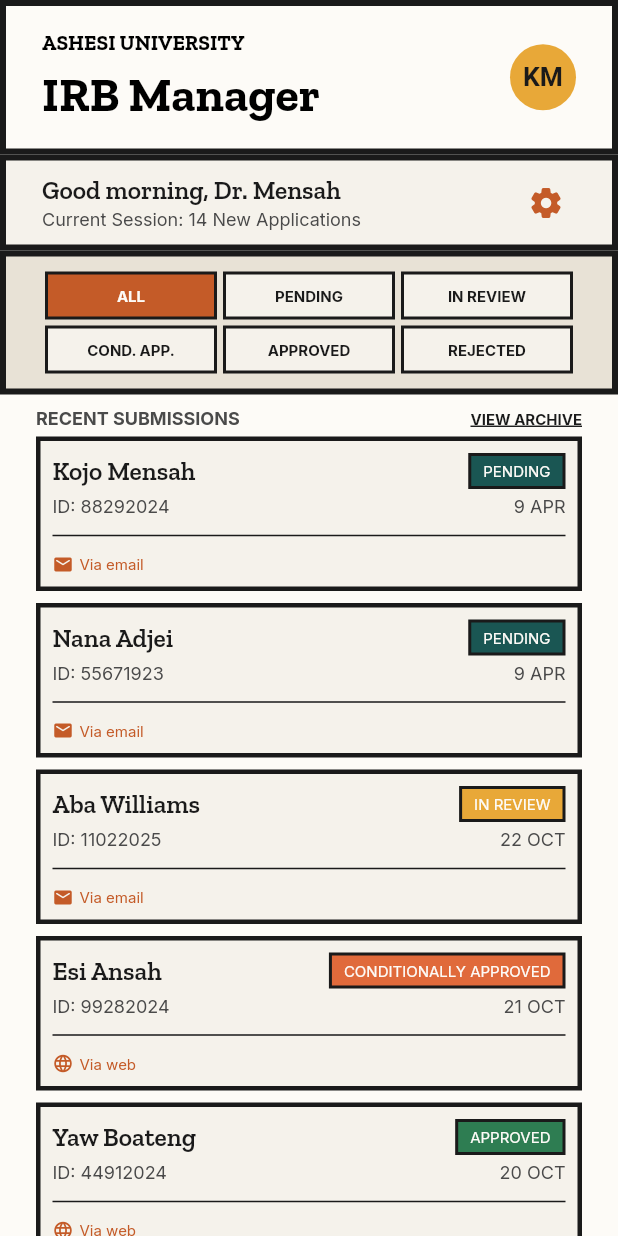
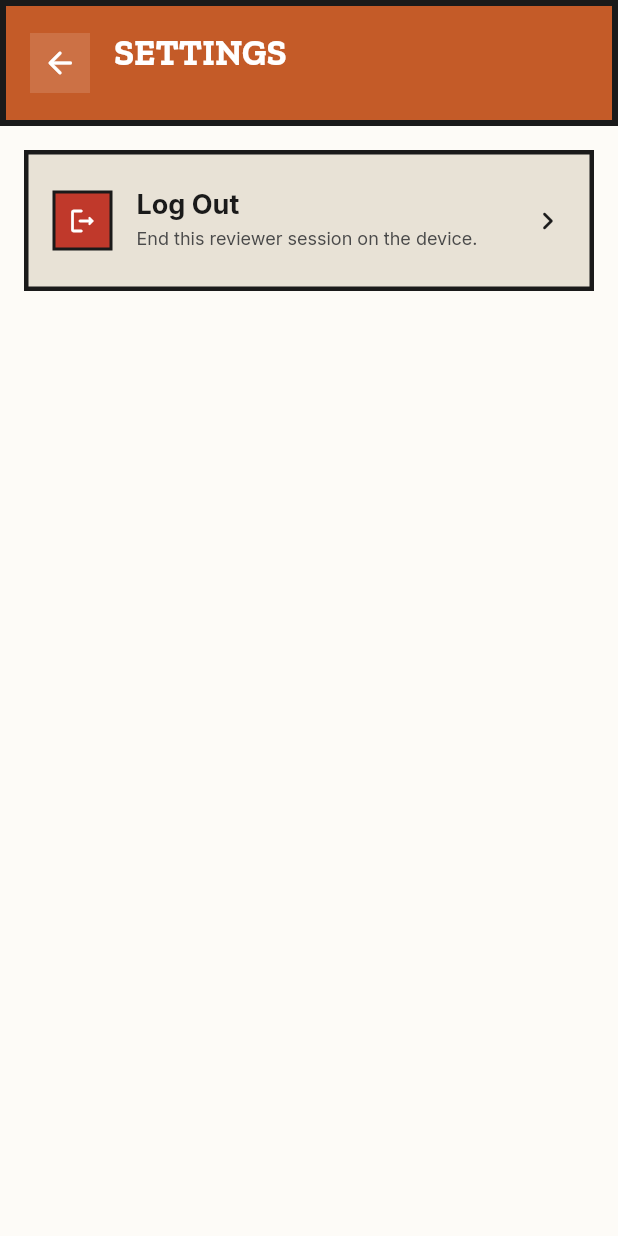
Before and after one commit to kelvin-ahiakpor/irb_manager, a Flutter app: the screen it shows once a user with an empty profile is signed in, after a tap on the "settings" icon, on a phone screen of 412 x 824 dp. Run offline on Flutter 3.47's test engine with Material 3 defaults, Android fonts, the phone set to English and light mode, and no system bars; our stand-ins replace auto_size_text, cached_network_image, connectivity_plus, file_picker, firebase_core, firebase_messaging and 10 more; missing offline and left inert: dart:html, flutter_pdfview, json_path; accounts and stored records are empty; network calls fail; statements that could not run were skipped.

Commit message:
last touches

```diff
--- a/lib/document_viewer/document_viewer_widget.dart
+++ b/lib/document_viewer/document_viewer_widget.dart
@@ -61,8 +61,7 @@
 
     // Check the persistent cache first — the detail screen pre-downloads PDFs
     // when online so they're available here without a network request.
-    final safeName =
-        _safeFileName(widget.fileName ?? path.split('/').last);
+    final safeName = _safeFileName(widget.fileName ?? path.split('/').last);
     final docDir = await getApplicationDocumentsDirectory();
     final persistentFile = File('${docDir.path}/irb_att_$safeName');
     if (await persistentFile.exists()) {
@@ -90,6 +89,25 @@
         _viewerError = 'Could not load document: $e';
         _loadingDocument = false;
       });
+    }
+  }
+
+  Future<void> _openInBrowser() async {
+    final path = widget.storagePath;
+    if (path == null || path.isEmpty) return;
+
+    try {
+      final url = _signedUrl ??
+          await supabase.storage
+              .from('attachments')
+              .createSignedUrl(path, 3600);
+      _signedUrl = url;
+      await launchUrl(Uri.parse(url));
+    } catch (e) {
+      if (!mounted) return;
+      ScaffoldMessenger.of(context).showSnackBar(
+        SnackBar(content: Text('Could not open document in browser: $e')),
+      );
     }
   }
 
@@ -282,9 +300,7 @@
                                   .primaryBackground,
                               size: 24.0,
                             ),
-                            onPressed: _loadingDocument || _signedUrl == null
-                                ? null
-                                : () => launchUrl(Uri.parse(_signedUrl!)),
+                            onPressed: _loadingDocument ? null : _openInBrowser,
                           ),
                         ],
                       ),
--- a/lib/flutter_flow/nav/nav.dart
+++ b/lib/flutter_flow/nav/nav.dart
@@ -96,6 +96,11 @@
           name: StatusHistoryWidget.routeName,
           path: StatusHistoryWidget.routePath,
           builder: (context, params) => StatusHistoryWidget(),
+        ),
+        FFRoute(
+          name: SettingsWidget.routeName,
+          path: SettingsWidget.routePath,
+          builder: (context, params) => SettingsWidget(),
         ),
         FFRoute(
           name: WebSubmissionFormWidget.routeName,
--- a/lib/index.dart
+++ b/lib/index.dart
@@ -10,6 +10,7 @@
 export '/update_status_sheet/update_status_sheet_widget.dart'
     show UpdateStatusSheetWidget;
 export '/status_history/status_history_widget.dart' show StatusHistoryWidget;
+export '/settings/settings_widget.dart' show SettingsWidget;
 export '/web_submission_form/web_submission_form_widget.dart'
     show WebSubmissionFormWidget;
 export '/student_status_lookup/student_status_lookup_widget.dart'
--- a/lib/reviewer_dashboard/reviewer_dashboard_widget.dart
+++ b/lib/reviewer_dashboard/reviewer_dashboard_widget.dart
@@ -3,6 +3,7 @@
 import '/flutter_flow/flutter_flow_icon_button.dart';
 import '/flutter_flow/flutter_flow_theme.dart';
 import '/flutter_flow/flutter_flow_util.dart';
+import '/settings/settings_widget.dart';
 import 'dart:async';
 import 'dart:convert';
 import 'package:connectivity_plus/connectivity_plus.dart';
@@ -458,9 +459,7 @@
                           color: FlutterFlowTheme.of(context).primary,
                           size: 24.0,
                         ),
-                        onPressed: () {
-                          print('IconButton pressed ...');
-                        },
+                        onPressed: () => context.push(SettingsWidget.routePath),
                       ),
                     ],
                   ),
--- /dev/null
+++ b/lib/settings/settings_widget.dart
@@ -0,0 +1,183 @@
+import '/backend/supabase.dart';
+import '/flutter_flow/flutter_flow_icon_button.dart';
+import '/flutter_flow/flutter_flow_theme.dart';
+import '/flutter_flow/flutter_flow_util.dart';
+import '/login/login_widget.dart';
+import 'package:flutter/material.dart';
+import 'package:google_fonts/google_fonts.dart';
+import 'package:hive_flutter/hive_flutter.dart';
+
+class SettingsWidget extends StatefulWidget {
+  const SettingsWidget({super.key});
+
+  static String routeName = 'Settings';
+  static String routePath = '/settings';
+
+  @override
+  State<SettingsWidget> createState() => _SettingsWidgetState();
+}
+
+class _SettingsWidgetState extends State<SettingsWidget> {
+  bool _isSigningOut = false;
+
+  Future<void> _signOut() async {
+    if (_isSigningOut) return;
+
+    setState(() => _isSigningOut = true);
+    try {
+      await Hive.box('irb_cache').delete('reviewer_email');
+      await supabase.auth.signOut();
+      if (!mounted) return;
+      context.go(LoginWidget.routePath);
+    } catch (e) {
+      if (!mounted) return;
+      ScaffoldMessenger.of(context).showSnackBar(
+        SnackBar(content: Text('Sign out failed: $e')),
+      );
+    } finally {
+      if (mounted) {
+        setState(() => _isSigningOut = false);
+      }
+    }
+  }
+
+  @override
+  Widget build(BuildContext context) {
+    final email = supabase.auth.currentUser?.email ?? 'Reviewer';
+
+    return Scaffold(
+      backgroundColor: FlutterFlowTheme.of(context).primaryBackground,
+      body: SafeArea(
+        top: true,
+        bottom: false,
+        child: Column(
+          crossAxisAlignment: CrossAxisAlignment.stretch,
+          children: [
+            Container(
+              decoration: BoxDecoration(
+                color: FlutterFlowTheme.of(context).primary,
+                border: Border.all(
+                  color: FlutterFlowTheme.of(context).divider,
+                  width: 4.0,
+                ),
+              ),
+              child: Padding(
+                padding: const EdgeInsets.all(16.0),
+                child: Row(
+                  children: [
+                    FlutterFlowIconButton(
+                      borderRadius: 0.0,
+                      buttonSize: 40.0,
+                      fillColor: const Color(0x22FFFFFF),
+                      icon: const Icon(
+                        Icons.arrow_back_rounded,
+                        color: Colors.white,
+                        size: 24.0,
+                      ),
+                      onPressed: () => context.safePop(),
+                    ),
+                    const SizedBox(width: 16.0),
+                    Expanded(
+                      child: Column(
+                        crossAxisAlignment: CrossAxisAlignment.start,
+                        children: [
+                          Text(
+                            'SETTINGS',
+                            style: FlutterFlowTheme.of(context)
+                                .headlineMedium
+                                .override(
+                                  font: GoogleFonts.zillaSlab(
+                                    fontWeight: FontWeight.bold,
+                                  ),
+                                  color: Colors.white,
+                                  fontSize: 24.0,
+                                  letterSpacing: 0.0,
+                                  fontWeight: FontWeight.bold,
+                                ),
+                          ),
+                          Text(
+                            email,
+                            style:
+                                FlutterFlowTheme.of(context).bodySmall.override(
+                                      font: GoogleFonts.inter(),
+                                      color: const Color(0xE6FFFFFF),
+                                      letterSpacing: 0.0,
+                                    ),
+                          ),
+                        ],
+                      ),
+                    ),
+                  ],
+                ),
+              ),
+            ),
+            Padding(
+              padding: const EdgeInsets.all(16.0),
+              child: Container(
+                decoration: BoxDecoration(
+                  color: const Color(0xFFE8E2D6),
+                  border: Border.all(
+                    color: FlutterFlowTheme.of(context).divider,
+                    width: 3.0,
+                  ),
+                ),
+                child: ListTile(
+                  contentPadding: const EdgeInsets.symmetric(
+                    horizontal: 16.0,
+                    vertical: 8.0,
+                  ),
+                  leading: Container(
+                    width: 40.0,
+                    height: 40.0,
+                    decoration: BoxDecoration(
+                      color: FlutterFlowTheme.of(context).error,
+                      border: Border.all(
+                        color: FlutterFlowTheme.of(context).divider,
+                        width: 2.0,
+                      ),
+                    ),
+                    child: const Icon(
+                      Icons.logout_rounded,
+                      color: Colors.white,
+                      size: 20.0,
+                    ),
+                  ),
+                  title: Text(
+                    'Log Out',
+                    style: FlutterFlowTheme.of(context).titleMedium.override(
+                          font: GoogleFonts.inter(fontWeight: FontWeight.w700),
+                          letterSpacing: 0.0,
+                          fontWeight: FontWeight.w700,
+                        ),
+                  ),
+                  subtitle: Text(
+                    'End this reviewer session on the device.',
+                    style: FlutterFlowTheme.of(context).bodySmall.override(
+                          font: GoogleFonts.inter(),
+                          color: FlutterFlowTheme.of(context).secondaryText,
+                          letterSpacing: 0.0,
+                        ),
+                  ),
+                  trailing: _isSigningOut
+                      ? SizedBox(
+                          width: 20.0,
+                          height: 20.0,
+                          child: CircularProgressIndicator(
+                            strokeWidth: 2.0,
+                            color: FlutterFlowTheme.of(context).primary,
+                          ),
+                        )
+                      : Icon(
+                          Icons.chevron_right_rounded,
+                          color: FlutterFlowTheme.of(context).primaryText,
+                        ),
+                  onTap: _isSigningOut ? null : _signOut,
+                ),
+              ),
+            ),
+          ],
+        ),
+      ),
+    );
+  }
+}
--- a/lib/update_status_sheet/update_status_sheet_widget.dart
+++ b/lib/update_status_sheet/update_status_sheet_widget.dart
@@ -42,11 +42,23 @@
     _model = createModel(context, () => UpdateStatusSheetModel());
     _model.selectedStatus = _normalizeStatus(widget.currentStatus);
 
+    // LOCAL RESOURCE: connectivity_plus — check whether the update sheet is
+    // being opened offline so the confirm action can queue the status change
+    // locally instead of trying a network write immediately.
     Connectivity().checkConnectivity().then((results) {
-      if (mounted) safeSetState(() => _isOffline = results.every((r) => r == ConnectivityResult.none));
+      if (mounted) {
+        safeSetState(() =>
+            _isOffline = results.every((r) => r == ConnectivityResult.none));
+      }
     });
+    // LOCAL RESOURCE: connectivity_plus — keep the sheet's offline flag in
+    // sync while it is open so the user gets the correct online/offline save
+    // behavior even if connectivity changes mid-review.
     _connectivitySub = Connectivity().onConnectivityChanged.listen((results) {
-      if (mounted) safeSetState(() => _isOffline = results.every((r) => r == ConnectivityResult.none));
+      if (mounted) {
+        safeSetState(() =>
+            _isOffline = results.every((r) => r == ConnectivityResult.none));
+      }
     });
 
     WidgetsBinding.instance.addPostFrameCallback((_) => safeSetState(() {}));
@@ -697,22 +709,40 @@
                                                             0.0),
                                                   ),
                                                   child: TextField(
-                                                    controller: _model.reviewerNoteController,
+                                                    controller: _model
+                                                        .reviewerNoteController,
                                                     maxLines: 4,
                                                     minLines: 3,
                                                     decoration: InputDecoration(
-                                                      hintText: 'Add a note for the applicant (optional)...',
-                                                      hintStyle: FlutterFlowTheme.of(context).bodySmall.override(
-                                                            font: GoogleFonts.inter(),
-                                                            color: FlutterFlowTheme.of(context).secondaryText,
-                                                            letterSpacing: 0.0,
-                                                          ),
+                                                      hintText:
+                                                          'Add a note for the applicant (optional)...',
+                                                      hintStyle:
+                                                          FlutterFlowTheme.of(
+                                                                  context)
+                                                              .bodySmall
+                                                              .override(
+                                                                font: GoogleFonts
+                                                                    .inter(),
+                                                                color: FlutterFlowTheme.of(
+                                                                        context)
+                                                                    .secondaryText,
+                                                                letterSpacing:
+                                                                    0.0,
+                                                              ),
                                                       border: InputBorder.none,
-                                                      contentPadding: const EdgeInsets.all(8.0),
+                                                      contentPadding:
+                                                          const EdgeInsets.all(
+                                                              8.0),
                                                     ),
-                                                    style: FlutterFlowTheme.of(context).bodyMedium.override(
-                                                          font: GoogleFonts.inter(),
-                                                          color: FlutterFlowTheme.of(context).primaryText,
+                                                    style: FlutterFlowTheme.of(
+                                                            context)
+                                                        .bodyMedium
+                                                        .override(
+                                                          font: GoogleFonts
+                                                              .inter(),
+                                                          color: FlutterFlowTheme
+                                                                  .of(context)
+                                                              .primaryText,
                                                           letterSpacing: 0.0,
                                                         ),
                                                   ),
@@ -1051,15 +1081,21 @@
                                                           .update({
                                                         'status': newStatus
                                                       }).eq('id', id);
-                                                      final note = _model.reviewerNoteController.text.trim();
+                                                      final note = _model
+                                                          .reviewerNoteController
+                                                          .text
+                                                          .trim();
                                                       await supabase
-                                                          .from('status_history')
+                                                          .from(
+                                                              'status_history')
                                                           .insert({
                                                         'application_id': id,
-                                                        'changed_by': reviewerId,
+                                                        'changed_by':
+                                                            reviewerId,
                                                         'old_status': oldStatus,
                                                         'new_status': newStatus,
-                                                        if (note.isNotEmpty) 'note': note,
+                                                        if (note.isNotEmpty)
+                                                          'note': note,
                                                       });
                                                       Object? notificationError;
                                                       // Send notification if the notify switch is on.
@@ -1074,10 +1110,19 @@
                                                               .invoke(
                                                             'send-notification',
                                                             body: {
-                                                              'application_id': id,
-                                                              'channels': ['email', 'sms'],
-                                                              'status': newStatus,
-                                                              'reviewer_note': _model.reviewerNoteController.text.trim(),
+                                                              'application_id':
+                                                                  id,
+                                                              'channels': [
+                                                                'email',
+                                                                'sms'
+                                                              ],
+                                                              'status':
+                                                                  newStatus,
+                                                              'reviewer_note':
+                                                                  _model
+                                                                      .reviewerNoteController
+                                                                      .text
+                                                                      .trim(),
                                                             },
                                                           );
                                                         } catch (e) {
@@ -1106,31 +1151,54 @@
                                                       debugPrint(
                                                           'Status update failed: $e');
                                                       final msg = e.toString();
-                                                      final isOffline = msg.contains('SocketException') ||
-                                                          msg.contains('Failed host lookup') ||
-                                                          msg.contains('ClientException') ||
-                                                          msg.contains('Network is unreachable');
-                                                      if (isOffline && newStatus != null) {
+                                                      final isOffline = msg
+                                                              .contains(
+                                                                  'SocketException') ||
+                                                          msg.contains(
+                                                              'Failed host lookup') ||
+                                                          msg.contains(
+                                                              'ClientException') ||
+                                                          msg.contains(
+                                                              'Network is unreachable');
+                                                      if (isOffline &&
+                                                          newStatus != null) {
                                                         _enqueueOfflineUpdate(
-                                                          id, newStatus,
-                                                          note: _model.reviewerNoteController.text.trim(),
-                                                          notify: _model.stdSwitchModel.switchValue ?? true,
+                                                          id,
+                                                          newStatus,
+                                                          note: _model
+                                                              .reviewerNoteController
+                                                              .text
+                                                              .trim(),
+                                                          notify: _model
+                                                                  .stdSwitchModel
+                                                                  .switchValue ??
+                                                              true,
                                                         );
                                                         if (context.mounted) {
-                                                          ScaffoldMessenger.of(context).showSnackBar(
+                                                          ScaffoldMessenger.of(
+                                                                  context)
+                                                              .showSnackBar(
                                                             const SnackBar(
-                                                              content: Text('Saved offline — will sync when reconnected.'),
-                                                              backgroundColor: Color(0xFFF59E0B),
+                                                              content: Text(
+                                                                  'Saved offline — will sync when reconnected.'),
+                                                              backgroundColor:
+                                                                  Color(
+                                                                      0xFFF59E0B),
                                                             ),
                                                           );
                                                           context.safePop();
                                                         }
                                                       } else {
-                                                        safeSetState(() => _model.isSubmitting = false);
+                                                        safeSetState(() =>
+                                                            _model.isSubmitting =
+                                                                false);
                                                         if (context.mounted) {
-                                                          ScaffoldMessenger.of(context).showSnackBar(
+                                                          ScaffoldMessenger.of(
+                                                                  context)
+                                                              .showSnackBar(
                                                             SnackBar(
-                                                              content: Text('Status update failed: $e'),
+                                                              content: Text(
+                                                                  'Status update failed: $e'),
                                                             ),
                                                           );
                                                         }
```
Also changed, not shown: lib/application_detail/application_detail_widget.dart (+6 -2 lines), lib/login/login_widget.dart (+6 -1 lines).
